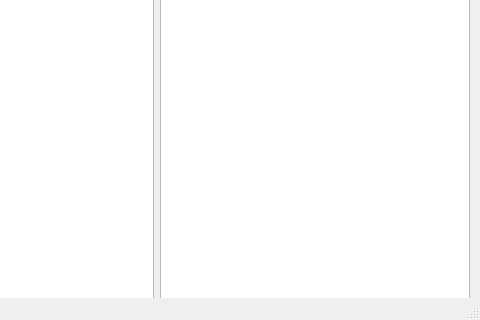
This is iasAlarmGui/alarm_gui.ui in IntegratedAlarmSystem-Group/ias as Qt 5 draws it before an edit; both pictures show x 320 to 800 and y 280 to 600 of the 800 by 600 pixel window. The edited form follows.
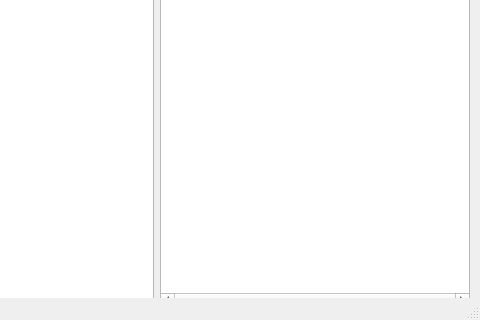
This is the edited form. Icons and pictures are not drawn.

```diff
--- a/iasAlarmGui/alarm_gui.ui
+++ b/iasAlarmGui/alarm_gui.ui
@@ -73,7 +73,23 @@
         </widget>
        </item>
        <item>
-        <widget class="QListWidget" name="alarmDetailsList"/>
+        <widget class="QListWidget" name="alarmDetailsList">
+         <property name="horizontalScrollBarPolicy">
+          <enum>Qt::ScrollBarAlwaysOn</enum>
+         </property>
+         <property name="editTriggers">
+          <set>QAbstractItemView::NoEditTriggers</set>
+         </property>
+         <property name="selectionMode">
+          <enum>QAbstractItemView::NoSelection</enum>
+         </property>
+         <property name="wordWrap">
+          <bool>true</bool>
+         </property>
+         <property name="itemAlignment">
+          <set>Qt::AlignLeading</set>
+         </property>
+        </widget>
        </item>
       </layout>
      </item>
```
